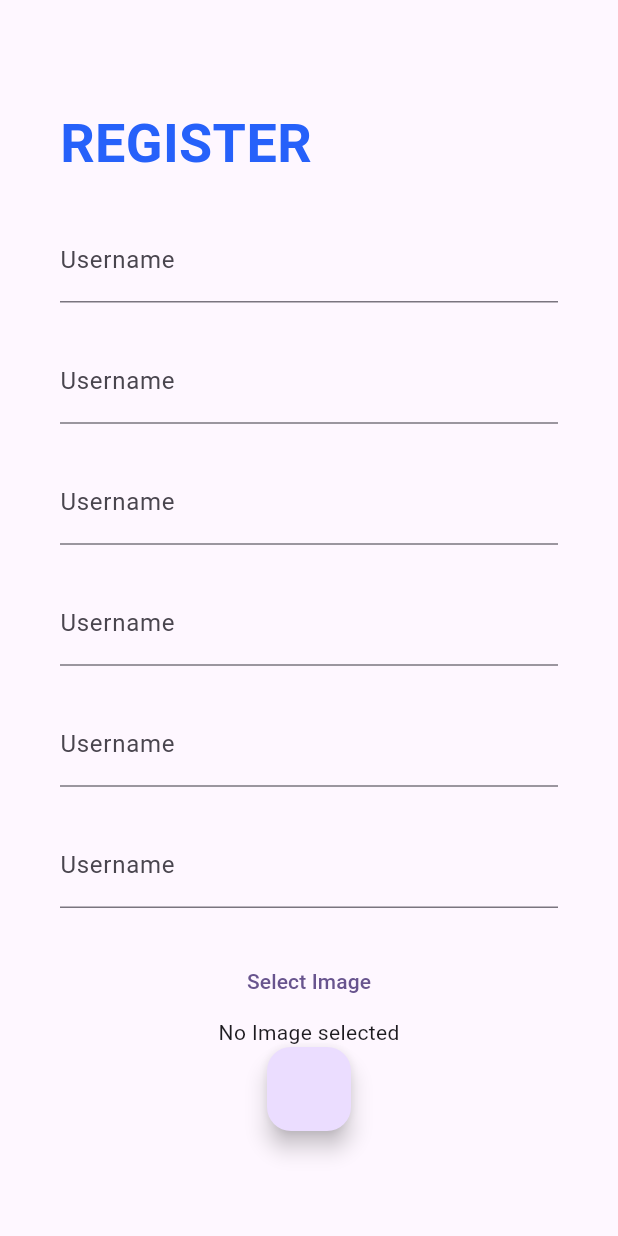
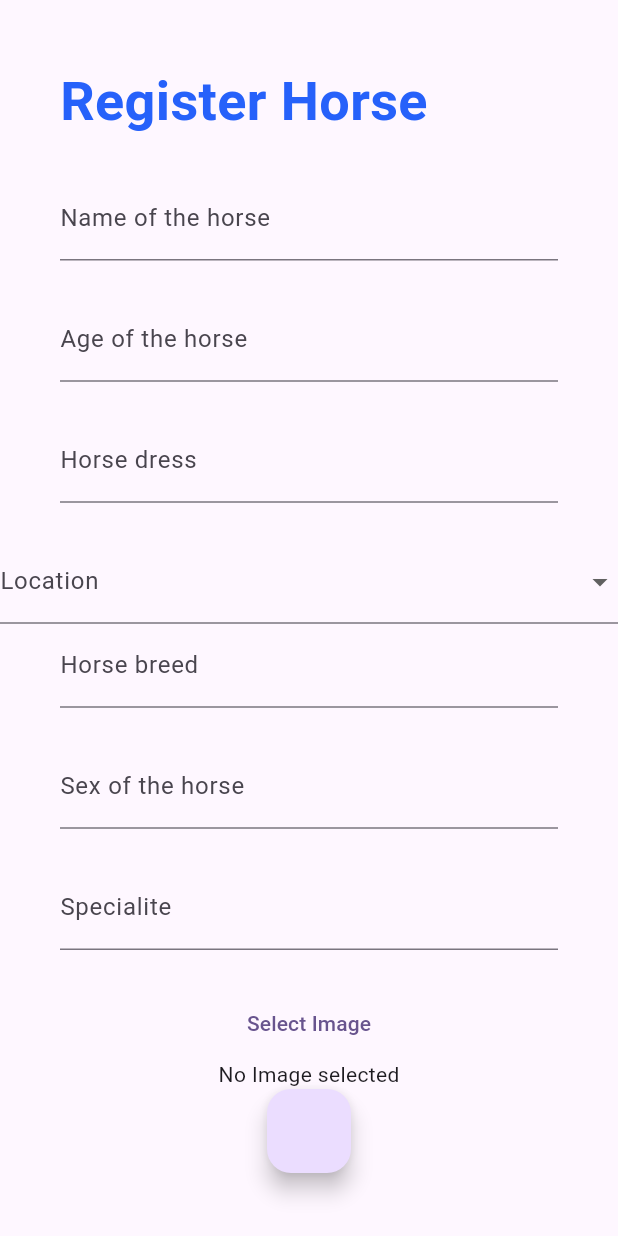
Before and after one commit to Sambachpx/ecurie_app, a Flutter app: the RegisterChevalPage screen opened directly, on a phone screen of 412 x 824 dp. Run offline on Flutter 3.47's test engine with Material 2 defaults, Android fonts, the phone set to English and light mode, and no system bars; our stand-ins replace image_picker; missing offline and left inert: dart:ffi, mongo_dart.

Commit message:
testing register need improve

```diff
--- a/lib/register_cheval.dart
+++ b/lib/register_cheval.dart
@@ -20,6 +20,7 @@ class RegisterChevalPage extends StatefulWidget {
 
 class _RegisterChevalState extends State<RegisterChevalPage> {
   final _formKey = GlobalKey<FormState>();
+  String? _dress;
   File? _image;
   final _nameController = TextEditingController();
   final _ageController = TextEditingController();
@@ -55,7 +56,7 @@ class _RegisterChevalState extends State<RegisterChevalPage> {
                   alignment: Alignment.centerLeft,
                   padding: const EdgeInsets.symmetric(horizontal: 40),
                   child: const Text(
-                    "REGISTER",
+                    "Register Horse",
                     style: TextStyle(
                         fontWeight: FontWeight.bold,
                         color: Color(0xFF2661FA),
@@ -68,7 +69,7 @@ class _RegisterChevalState extends State<RegisterChevalPage> {
                   alignment: Alignment.center,
                   margin: const EdgeInsets.symmetric(horizontal: 40),
                   child: TextFormField(
-                    decoration: const InputDecoration(labelText: "Username"),
+                    decoration: const InputDecoration(labelText: "Name of the horse"),
                     controller: _nameController,
                     validator: (value) =>
                     value!.isEmpty ? 'Champ requis' : null,
@@ -79,7 +80,7 @@ class _RegisterChevalState extends State<RegisterChevalPage> {
                   alignment: Alignment.center,
                   margin: const EdgeInsets.symmetric(horizontal: 40),
                   child: TextFormField(
-                    decoration: const InputDecoration(labelText: "Username"),
+                    decoration: const InputDecoration(labelText: "Age of the horse"),
                     controller: _ageController,
                     validator: (value) =>
                     value!.isEmpty ? 'Champ requis' : null,
@@ -90,18 +91,39 @@ class _RegisterChevalState extends State<RegisterChevalPage> {
                   alignment: Alignment.center,
                   margin: const EdgeInsets.symmetric(horizontal: 40),
                   child: TextFormField(
-                    decoration: const InputDecoration(labelText: "Username"),
+                    decoration: const InputDecoration(labelText: "Horse dress"),
                     controller: _robeController,
                     validator: (value) =>
                     value!.isEmpty ? 'Champ requis' : null,
                   ),
                 ),
                 SizedBox(height: size.height * 0.03),
+                DropdownButtonFormField<String>(
+                  value: _dress,
+                  decoration: const InputDecoration(labelText: 'Location'),
+                  items: ['Mouse', 'White','Gray','Appolesa', 'Pie','Isabelle'].map((location) {
+                    return DropdownMenuItem(
+                      value: location,
+                      child: Text(location),
+                    );
+                  }).toList(),
+                  onChanged: (value) {
+                    setState(() {
+                      _dress = value;
+                    });
+                  },
+                  validator: (value) {
+                    if (value == null || value.isEmpty) {
+                      return 'Please select a location';
+                    }
+                    return null;
+                  },
+                ),
                 Container(
                   alignment: Alignment.center,
                   margin: const EdgeInsets.symmetric(horizontal: 40),
                   child: TextFormField(
-                    decoration: const InputDecoration(labelText: "Username"),
+                    decoration: const InputDecoration(labelText: "Horse breed"),
                     controller: _raceController,
                     validator: (value) =>
                     value!.isEmpty ? 'Champ requis' : null,
@@ -112,7 +134,7 @@ class _RegisterChevalState extends State<RegisterChevalPage> {
                   alignment: Alignment.center,
                   margin: const EdgeInsets.symmetric(horizontal: 40),
                   child: TextFormField(
-                    decoration: const InputDecoration(labelText: "Username"),
+                    decoration: const InputDecoration(labelText: "Sex of the horse"),
                     controller: _sexeController,
                     validator: (value) =>
                     value!.isEmpty ? 'Champ requis' : null,
@@ -123,7 +145,7 @@ class _RegisterChevalState extends State<RegisterChevalPage> {
                   alignment: Alignment.center,
                   margin: const EdgeInsets.symmetric(horizontal: 40),
                   child: TextFormField(
-                    decoration: const InputDecoration(labelText: "Username"),
+                    decoration: const InputDecoration(labelText: "Specialite"),
                     controller: _specialiteController,
                     validator: (value) =>
                     value!.isEmpty ? 'Champ requis' : null,
```
